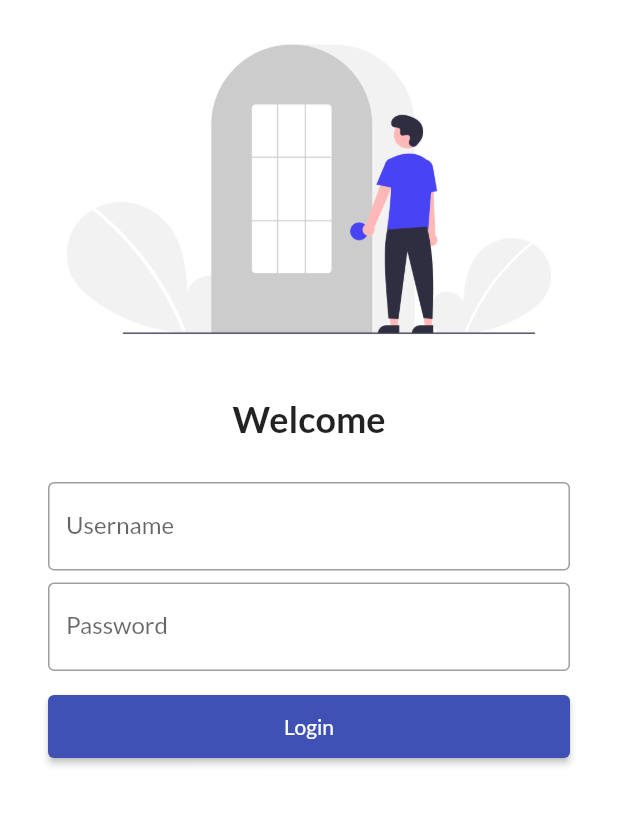
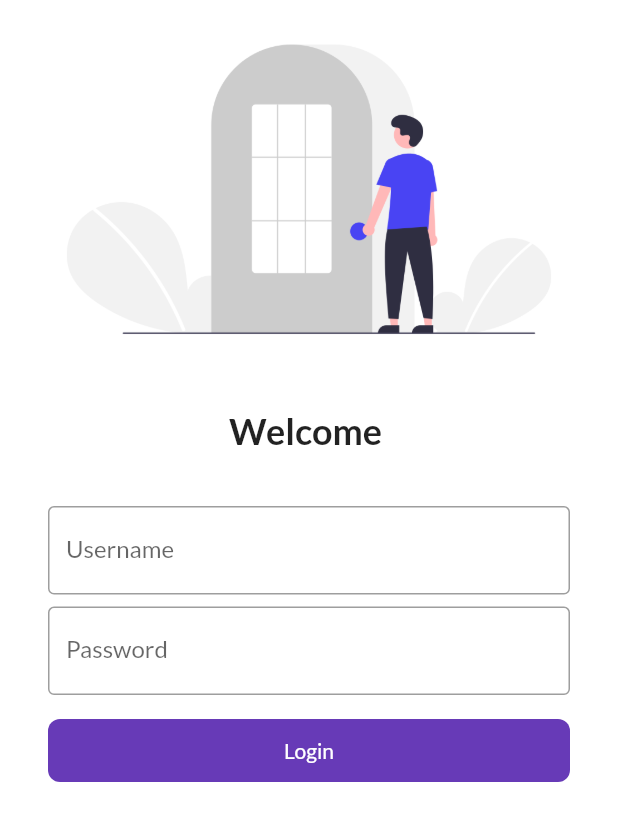
Before and after one commit to mukeshkumar7470/LearningFlutter, a Flutter app: the screen it shows after launch, on a phone screen of 412 x 824 dp. Shown: the top 821 px of the screen. Run offline on Flutter 3.47's test engine with Material 2 defaults, Android fonts, the phone set to English and light mode, and no system bars; our stand-ins replace google_fonts.

Commit message:
Statefull Widget

```diff
--- a/lib/main.dart
+++ b/lib/main.dart
@@ -3,6 +3,8 @@ import 'package:google_fonts/google_fonts.dart';
 import 'package:learning_flutter/pages/home_page.dart';
 import 'package:learning_flutter/pages/login_page.dart';
 import 'package:learning_flutter/pages/login_page2.dart';
+import 'package:learning_flutter/pages/statefull_login_page.dart';
+import 'package:learning_flutter/utils/routes.dart';
 
 void main() {
   runApp(MyApp());
@@ -17,7 +19,9 @@ class MyApp extends StatelessWidget {
 
     return MaterialApp(
       debugShowCheckedModeBanner: false,
-      home: LoginPage2(),
+     // home: LoginPage3(),
+     // home: LoginPage2(),
+     // home: LoginPage(),
       themeMode: ThemeMode.light,
       theme: ThemeData(
         primarySwatch: Colors.indigo,
@@ -29,12 +33,13 @@ class MyApp extends StatelessWidget {
       ),
 
 
-      /*initialRoute: "/home",*/
-     /* routes: {
-        "/" : (context) => LoginPage(),
-        "/home" : (context) => HomePage(),
-        "/login" : (context) => LoginPage()
-      },*/
+      initialRoute: MyRoutes.statefulLoginRoute,
+      routes: {
+        MyRoutes.loginRoute2 : (context) => LoginPage2(),
+        MyRoutes.homeRoute : (context) => HomePage(),
+        MyRoutes.loginRoute : (context) => LoginPage(),
+        MyRoutes.statefulLoginRoute : (context) => LoginPage3(),
+      },
 
 
     );
--- a/lib/pages/dashboard_page.dart
+++ b/lib/pages/dashboard_page.dart
@@ -1,23 +1,15 @@
 import 'package:flutter/material.dart';
 
-class DashboardPage extends StatelessWidget {
-  static const String dashboardRoute = '/Dashboard';
+class DashboardPage extends StatefulWidget {
+  const DashboardPage({Key? key}) : super(key: key);
 
   @override
+  _DashboardPageState createState() => _DashboardPageState();
+}
+
+class _DashboardPageState extends State<DashboardPage> {
+  @override
   Widget build(BuildContext context) {
-    return Scaffold(
-      appBar: AppBar(
-        title: Text("Dashboard"),
-      ),
-      body: Center(
-        child: ElevatedButton(
-          onPressed: () {
-            // Navigate back to first route when tapped.
-          },
-          child: Text('Go back!'),
-
-        ),
-      ),
-    );
+    return Container();
   }
 }
--- a/lib/pages/login_page.dart
+++ b/lib/pages/login_page.dart
@@ -7,6 +7,7 @@ class LoginPage extends StatelessWidget {
 
   TextEditingController nameController = TextEditingController();
   TextEditingController passwordController = TextEditingController();
+
 
   @override
   Widget build(BuildContext context) {
--- a/lib/pages/login_page2.dart
+++ b/lib/pages/login_page2.dart
@@ -2,7 +2,8 @@ import 'package:flutter/material.dart';
 import 'package:learning_flutter/pages/dashboard_page.dart';
 
 class LoginPage2 extends StatelessWidget {
-  const LoginPage2({Key? key}) : super(key: key);
+  TextEditingController usernameController = TextEditingController();
+  TextEditingController passwordController = TextEditingController();
 
   @override
   Widget build(BuildContext context) {
@@ -32,6 +33,7 @@ class LoginPage2 extends StatelessWidget {
               child: Column(
                 children: [
                   TextFormField(
+                    controller: usernameController,
                     decoration: InputDecoration(
                         border: OutlineInputBorder(),
                         hintText: "Enter Username",
@@ -42,6 +44,8 @@ class LoginPage2 extends StatelessWidget {
                     height: 8.0,
                   ),
                   TextFormField(
+                    obscureText: true,
+                    controller: passwordController,
                     decoration: InputDecoration(
                         border: OutlineInputBorder(),
                         hintText: "Enter Password",
@@ -58,16 +62,29 @@ class LoginPage2 extends StatelessWidget {
                   width: double.infinity, // <-- match_parent
                   height: 42.0,
                   child: ElevatedButton(
+                    style: ButtonStyle(
+                        backgroundColor: MaterialStateProperty.all<Color>(Colors.indigo),
+                        shape: MaterialStateProperty.all<RoundedRectangleBorder>(
+                            RoundedRectangleBorder(
+                                borderRadius: BorderRadius.circular(4.0),
+                                side: BorderSide(color: Colors.indigo)
+                            )
+                        )
+                    ),
                     child: Text("Login"),
 
                     onPressed: () {
                       print("Login Clicked");
+                      print(usernameController.text+"------"+passwordController.text);
                       Navigator.push(context, MaterialPageRoute(builder: (context) => DashboardPage()),
                       );
                     },
                   ),
               ),
-            )
+            ),
+            SizedBox(
+              height: 24.0,
+            ),
           ],
         ),
       ),
--- /dev/null
+++ b/lib/pages/statefull_login_page.dart
@@ -0,0 +1,147 @@
+import 'package:flutter/material.dart';
+import 'package:learning_flutter/utils/routes.dart';
+
+import 'dashboard_page.dart';
+
+class LoginPage3 extends StatefulWidget {
+
+  @override
+  _LoginPage3State createState() => _LoginPage3State();
+}
+
+class _LoginPage3State extends State<LoginPage3> {
+  TextEditingController usernameController = TextEditingController();
+  TextEditingController passwordController = TextEditingController();
+  String name = "";
+  bool changeBtn = false;
+
+  @override
+  Widget build(BuildContext context) {
+    return Material(
+      color: Colors.white,
+      child: SingleChildScrollView(
+        child: Column(
+          children: [
+            Image.asset(
+              "assets/images/login_image.png",
+              fit: BoxFit.cover,
+            ),
+            SizedBox(
+              height: 12.0,
+            ),
+            Padding(
+              padding: const EdgeInsets.symmetric(vertical: 8.0,horizontal: 24.0),
+              child: Text("Welcome $name",
+                style: TextStyle(
+                  fontSize: 24,
+                  fontWeight: FontWeight.bold,
+                ),
+              ),
+            ),
+            SizedBox(
+              height: 12.0,
+            ),
+            Padding(
+              padding: const EdgeInsets.symmetric(vertical: 16.0, horizontal: 32.0),
+              child: Column(
+                children: [
+                  TextFormField(
+                    controller: usernameController,
+                    decoration: InputDecoration(
+                        border: OutlineInputBorder(),
+                        hintText: "Enter Username",
+                        labelText: "Username"
+                    ),
+                    onChanged: (value){
+                      name = value;
+                      setState(() {
+
+                      });
+                    },
+                  ),
+                  SizedBox(
+                    height: 8.0,
+                  ),
+                  TextFormField(
+                    obscureText: true,
+                    controller: passwordController,
+                    decoration: InputDecoration(
+                        border: OutlineInputBorder(),
+                        hintText: "Enter Password",
+                        labelText: "Password"
+                    ),
+                  ),
+                ],
+              ),
+            ),
+
+            Padding(
+              padding: const EdgeInsets.symmetric(vertical: 0.0, horizontal: 32.0),
+              child: InkWell(
+                onTap: () async {
+                  setState(() {
+                    changeBtn = true;
+                  });
+                  await Future.delayed(Duration(seconds: 1));
+                  Navigator.pushNamed(context, MyRoutes.homeRoute);
+                },
+                child: AnimatedContainer(
+                  duration: Duration(seconds: 1),
+                  width: changeBtn? 50 : double.maxFinite, //for match_parent
+                  height: 42,
+                  alignment: Alignment.center,
+                  child: changeBtn? Icon(Icons.done,
+                  color: Colors.white,) : Text(
+                    "Login",
+                    style: TextStyle(
+                      color: Colors.white,
+                      fontWeight: FontWeight.normal,
+                      fontSize: 14,
+                    ),
+                  ),
+                  decoration: BoxDecoration(
+                    color: Colors.deepPurple,
+                    borderRadius: BorderRadius.circular(changeBtn? 62 : 8)
+                  ),
+                ),
+              ),
+            ),
+
+            /*Padding(
+              padding: const EdgeInsets.symmetric(vertical: 0.0, horizontal: 32.0),
+              child: SizedBox(
+                width: double.infinity, // <-- match_parent
+                height: 42.0,
+                child: ElevatedButton(
+                  style: ButtonStyle(
+                      backgroundColor: MaterialStateProperty.all<Color>(Colors.indigo),
+                      shape: MaterialStateProperty.all<RoundedRectangleBorder>(
+                          RoundedRectangleBorder(
+                              borderRadius: BorderRadius.circular(4.0),
+                              side: BorderSide(color: Colors.indigo)
+                          )
+                      )
+                  ),
+                  child: Text("Login", style: TextStyle(
+                    fontSize: 18,
+                  ),
+                  ),
+
+                  onPressed: () {
+                    print("Login Clicked");
+                    print(usernameController.text+"------"+passwordController.text);
+                    Navigator.push(context, MaterialPageRoute(builder: (context) => DashboardPage()),
+                    );
+                  },
+                ),
+              ),
+            ),*/
+            SizedBox(
+              height: 24.0,
+            ),
+          ],
+        ),
+      ),
+    );
+  }
+}
--- a/lib/utils/routes.dart
+++ b/lib/utils/routes.dart
@@ -1,3 +1,6 @@
 class MyRoutes{
-
+  static String loginRoute = "/login";
+  static String homeRoute = "/home";
+  static String loginRoute2 = "/login2";
+  static String statefulLoginRoute = "/statefulLoginRoute";
 }
```
